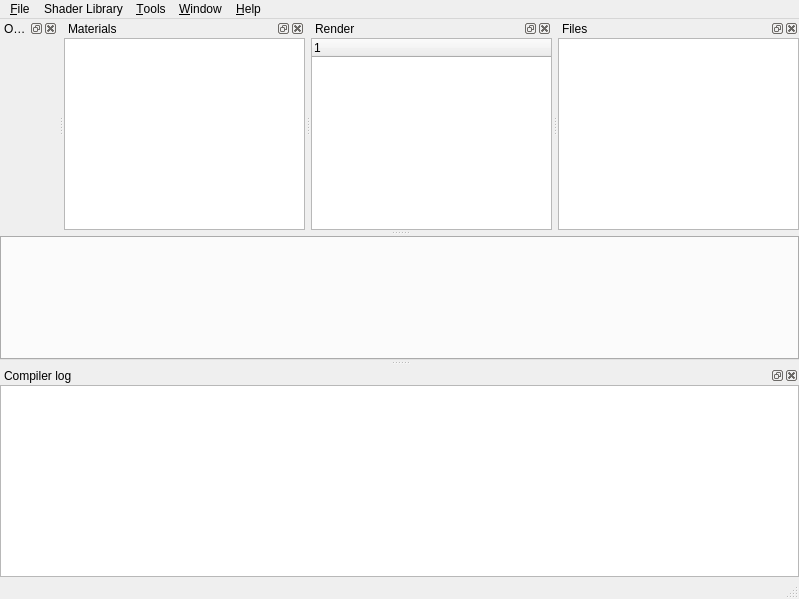
Above: app/mainwindow.ui from tonttu/Shaderkit before the change. Below: the same form after it.
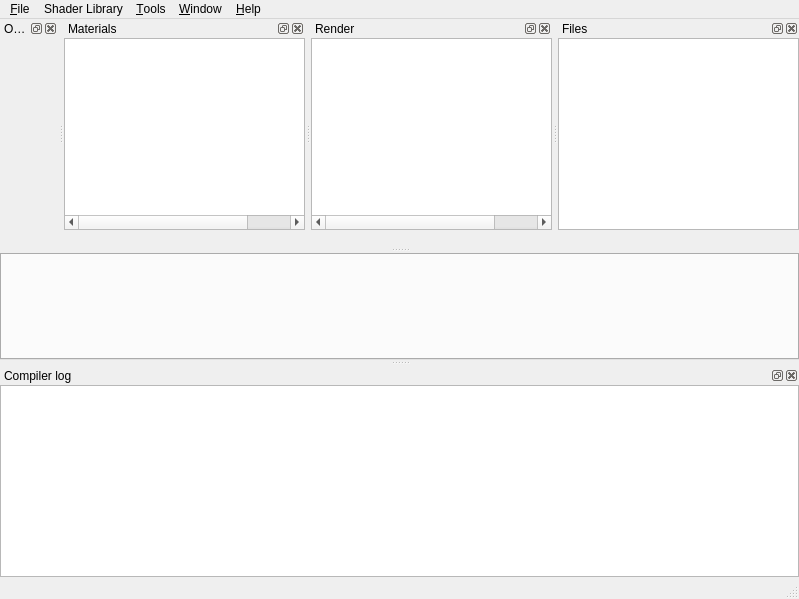
That is the form after the change. Icons and pictures are not drawn. Custom widgets are drawn as their Qt base class.

Patch:
```diff
--- a/app/mainwindow.ui
+++ b/app/mainwindow.ui
@@ -174,13 +174,74 @@
    <attribute name="dockWidgetArea">
     <number>4</number>
    </attribute>
-   <widget class="MaterialProperties" name="material_properties">
-    <property name="verticalScrollMode">
-     <enum>QAbstractItemView::ScrollPerPixel</enum>
-    </property>
-    <property name="headerHidden">
-     <bool>true</bool>
-    </property>
+   <widget class="QWidget" name="widget_2">
+    <layout class="QVBoxLayout" name="verticalLayout_2">
+     <property name="spacing">
+      <number>0</number>
+     </property>
+     <property name="margin">
+      <number>0</number>
+     </property>
+     <item>
+      <widget class="MaterialProperties" name="material_properties">
+       <property name="dragDropMode">
+        <enum>QAbstractItemView::DragOnly</enum>
+       </property>
+       <property name="verticalScrollMode">
+        <enum>QAbstractItemView::ScrollPerPixel</enum>
+       </property>
+       <property name="indentation">
+        <number>10</number>
+       </property>
+       <property name="rootIsDecorated">
+        <bool>false</bool>
+       </property>
+       <property name="itemsExpandable">
+        <bool>false</bool>
+       </property>
+       <property name="animated">
+        <bool>true</bool>
+       </property>
+       <property name="allColumnsShowFocus">
+        <bool>true</bool>
+       </property>
+       <property name="columnCount">
+        <number>3</number>
+       </property>
+       <attribute name="headerVisible">
+        <bool>false</bool>
+       </attribute>
+       <column>
+        <property name="text">
+         <string>Uniform</string>
+        </property>
+       </column>
+       <column>
+        <property name="text">
+         <string>Value</string>
+        </property>
+       </column>
+       <column>
+        <property name="text">
+         <string>Editor</string>
+        </property>
+       </column>
+      </widget>
+     </item>
+     <item>
+      <widget class="QToolBar" name="m_prop_menu">
+       <property name="iconSize">
+        <size>
+         <width>16</width>
+         <height>16</height>
+        </size>
+       </property>
+       <property name="floatable">
+        <bool>false</bool>
+       </property>
+      </widget>
+     </item>
+    </layout>
    </widget>
   </widget>
   <widget class="QDockWidget" name="renderdock">
@@ -193,7 +254,66 @@
    <attribute name="dockWidgetArea">
     <number>4</number>
    </attribute>
-   <widget class="RenderPassProperties" name="renderpass_properties"/>
+   <widget class="QWidget" name="widget">
+    <layout class="QVBoxLayout" name="verticalLayout">
+     <property name="spacing">
+      <number>0</number>
+     </property>
+     <property name="margin">
+      <number>0</number>
+     </property>
+     <item>
+      <widget class="RenderPassProperties" name="renderpass_properties">
+       <property name="selectionMode">
+        <enum>QAbstractItemView::NoSelection</enum>
+       </property>
+       <property name="verticalScrollMode">
+        <enum>QAbstractItemView::ScrollPerPixel</enum>
+       </property>
+       <property name="rootIsDecorated">
+        <bool>false</bool>
+       </property>
+       <property name="animated">
+        <bool>true</bool>
+       </property>
+       <property name="headerHidden">
+        <bool>true</bool>
+       </property>
+       <property name="columnCount">
+        <number>3</number>
+       </property>
+       <column>
+        <property name="text">
+         <string notr="true">1</string>
+        </property>
+       </column>
+       <column>
+        <property name="text">
+         <string notr="true">2</string>
+        </property>
+       </column>
+       <column>
+        <property name="text">
+         <string notr="true">3</string>
+        </property>
+       </column>
+      </widget>
+     </item>
+     <item>
+      <widget class="QToolBar" name="rp_prop_menu">
+       <property name="iconSize">
+        <size>
+         <width>16</width>
+         <height>16</height>
+        </size>
+       </property>
+       <property name="floatable">
+        <bool>false</bool>
+       </property>
+      </widget>
+     </item>
+    </layout>
+   </widget>
   </widget>
   <widget class="QDockWidget" name="filesdock">
    <property name="features">
@@ -205,30 +325,52 @@
    <attribute name="dockWidgetArea">
     <number>4</number>
    </attribute>
-   <widget class="FileList" name="filelist">
-    <property name="selectionBehavior">
-     <enum>QAbstractItemView::SelectRows</enum>
-    </property>
-    <property name="verticalScrollMode">
-     <enum>QAbstractItemView::ScrollPerPixel</enum>
-    </property>
-    <property name="horizontalScrollMode">
-     <enum>QAbstractItemView::ScrollPerPixel</enum>
-    </property>
-    <property name="sortingEnabled">
-     <bool>true</bool>
-    </property>
-    <property name="columnCount">
-     <number>1</number>
-    </property>
-    <attribute name="headerVisible">
-     <bool>false</bool>
-    </attribute>
-    <column>
-     <property name="text">
-      <string notr="true">1</string>
+   <widget class="QWidget" name="widget_3">
+    <layout class="QVBoxLayout" name="verticalLayout_3">
+     <property name="spacing">
+      <number>0</number>
      </property>
-    </column>
+     <property name="margin">
+      <number>0</number>
+     </property>
+     <item>
+      <widget class="FileList" name="filelist">
+       <property name="verticalScrollMode">
+        <enum>QAbstractItemView::ScrollPerPixel</enum>
+       </property>
+       <property name="indentation">
+        <number>10</number>
+       </property>
+       <property name="rootIsDecorated">
+        <bool>false</bool>
+       </property>
+       <property name="itemsExpandable">
+        <bool>false</bool>
+       </property>
+       <property name="headerHidden">
+        <bool>true</bool>
+       </property>
+       <column>
+        <property name="text">
+         <string notr="true">1</string>
+        </property>
+       </column>
+      </widget>
+     </item>
+     <item>
+      <widget class="QToolBar" name="filelist_menu">
+       <property name="iconSize">
+        <size>
+         <width>16</width>
+         <height>16</height>
+        </size>
+       </property>
+       <property name="floatable">
+        <bool>false</bool>
+       </property>
+      </widget>
+     </item>
+    </layout>
    </widget>
   </widget>
   <action name="action_save">
```
Left out of the diff: 1 changed line with no effect on the pictures.
